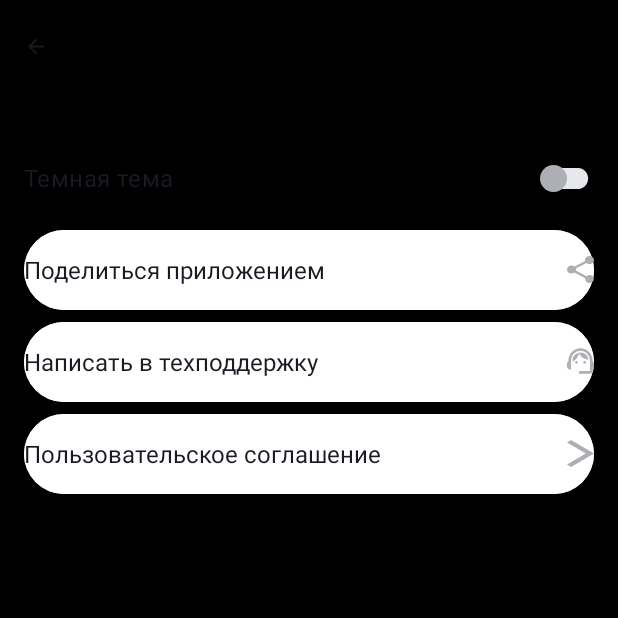
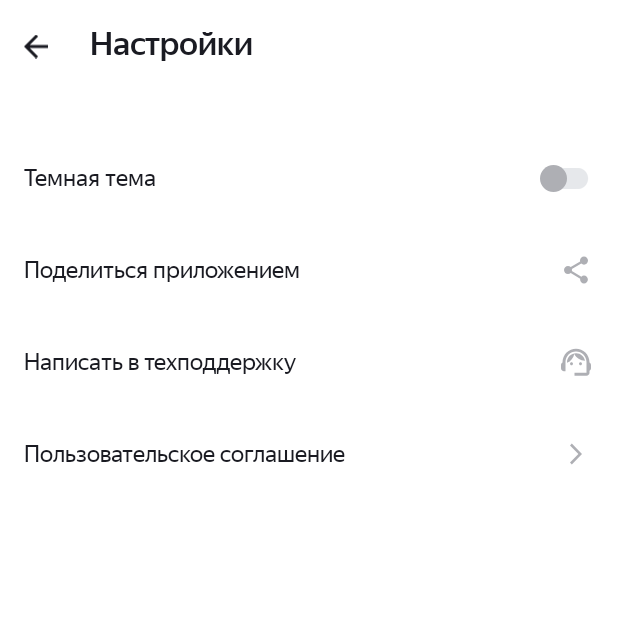
Before and after one commit to Mishhard/PlaylistMaker2, an Android app: the SettingsActivity screen opened directly, with no data from a screen before it, on a phone screen of 412 x 824 dp, the top half of it. Run offline under Robolectric (Android 15) with nearby library versions, the phone set to English and light mode, and no system bars.

```diff
--- a/app/src/main/AndroidManifest.xml
+++ b/app/src/main/AndroidManifest.xml
@@ -10,12 +10,11 @@
         android:label="@string/app_name"
         android:roundIcon="@mipmap/ic_launcher_round"
         android:supportsRtl="true"
-        android:theme="@style/Base.Theme.PlaylistMaker"
-        tools:targetApi="31">
+        tools:targetApi="31"
+        android:theme="@style/AppTheme">
         <activity
             android:name=".SettingsActivity"
             android:exported="false"
-            android:theme="@style/Settings.Theme.PlaylistMaker"
             />
         <activity
             android:name=".SearchActivity"
--- a/app/src/main/res/drawable/back.xml
+++ b/app/src/main/res/drawable/back.xml
@@ -1,13 +1,9 @@
 <vector xmlns:android="http://schemas.android.com/apk/res/android"
-    android:width="24dp"
-    android:height="24dp"
-    android:viewportWidth="24"
-    android:viewportHeight="24">
-  <group>
-    <clip-path
-        android:pathData="M0,0h24v24h-24z"/>
-    <path
-        android:pathData="M20,11H7.83L13.42,5.41L12,4L4,12L12,20L13.41,18.59L7.83,13H20V11Z"
-        android:fillColor="#1A1B22"/>
-  </group>
+    android:width="16dp"
+    android:height="16dp"
+    android:viewportWidth="16"
+    android:viewportHeight="16">
+  <path
+      android:pathData="M16,7H3.83L9.42,1.41L8,0L0,8L8,16L9.41,14.59L3.83,9H16V7Z"
+      android:fillColor="#1A1B22"/>
 </vector>
--- a/app/src/main/res/drawable/group.xml
+++ b/app/src/main/res/drawable/group.xml
@@ -1,18 +1,18 @@
 <vector xmlns:android="http://schemas.android.com/apk/res/android"
-    android:width="20dp"
-    android:height="19dp"
-    android:viewportWidth="20"
-    android:viewportHeight="19">
+    android:width="24dp"
+    android:height="24dp"
+    android:viewportWidth="24"
+    android:viewportHeight="24">
   <path
-      android:pathData="M19,9.32C19,3.83 14.74,0.1 10,0.1C5.31,0.1 1,3.75 1,9.38C0.4,9.72 0,10.36 0,11.1V13.1C0,14.2 0.9,15.1 2,15.1H3V9C3,5.13 6.13,2 10,2C13.87,2 17,5.13 17,9V16.1H9V18.1H17C18.1,18.1 19,17.2 19,16.1V14.88C19.59,14.57 20,13.96 20,13.24V10.94C20,10.24 19.59,9.63 19,9.32Z"
+      android:pathData="M21,12.32C21,6.83 16.74,3.1 12,3.1C7.31,3.1 3,6.75 3,12.38C2.4,12.72 2,13.36 2,14.1V16.1C2,17.2 2.9,18.1 4,18.1H5V12C5,8.13 8.13,5 12,5C15.87,5 19,8.13 19,12V19.1H11V21.1H19C20.1,21.1 21,20.2 21,19.1V17.88C21.59,17.57 22,16.96 22,16.24V13.94C22,13.24 21.59,12.63 21,12.32Z"
       android:fillColor="#AEAFB4"/>
   <path
-      android:pathData="M7,11.1C7.552,11.1 8,10.652 8,10.1C8,9.548 7.552,9.1 7,9.1C6.448,9.1 6,9.548 6,10.1C6,10.652 6.448,11.1 7,11.1Z"
+      android:pathData="M9,14.1C9.552,14.1 10,13.652 10,13.1C10,12.548 9.552,12.1 9,12.1C8.448,12.1 8,12.548 8,13.1C8,13.652 8.448,14.1 9,14.1Z"
       android:fillColor="#AEAFB4"/>
   <path
-      android:pathData="M13,11.1C13.552,11.1 14,10.652 14,10.1C14,9.548 13.552,9.1 13,9.1C12.448,9.1 12,9.548 12,10.1C12,10.652 12.448,11.1 13,11.1Z"
+      android:pathData="M15,14.1C15.552,14.1 16,13.652 16,13.1C16,12.548 15.552,12.1 15,12.1C14.448,12.1 14,12.548 14,13.1C14,13.652 14.448,14.1 15,14.1Z"
       android:fillColor="#AEAFB4"/>
   <path
-      android:pathData="M16,8.13C15.52,5.28 13.04,3.1 10.05,3.1C7.02,3.1 3.76,5.61 4.02,9.55C6.49,8.54 8.35,6.34 8.88,3.66C10.19,6.29 12.88,8.1 16,8.13Z"
+      android:pathData="M18,11.13C17.52,8.28 15.04,6.1 12.05,6.1C9.02,6.1 5.76,8.61 6.02,12.55C8.49,11.54 10.35,9.34 10.88,6.66C12.19,9.29 14.88,11.1 18,11.13Z"
       android:fillColor="#AEAFB4"/>
 </vector>
--- a/app/src/main/res/drawable/share.xml
+++ b/app/src/main/res/drawable/share.xml
@@ -1,9 +1,9 @@
 <vector xmlns:android="http://schemas.android.com/apk/res/android"
-    android:width="16dp"
-    android:height="18dp"
-    android:viewportWidth="16"
-    android:viewportHeight="18">
+    android:width="24dp"
+    android:height="24dp"
+    android:viewportWidth="24"
+    android:viewportHeight="24">
   <path
-      android:pathData="M13.333,12.723C12.658,12.723 12.053,12.994 11.591,13.419L5.253,9.669C5.298,9.461 5.333,9.253 5.333,9.036C5.333,8.819 5.298,8.611 5.253,8.404L11.52,4.69C12,5.142 12.631,5.422 13.333,5.422C14.809,5.422 16,4.211 16,2.711C16,1.211 14.809,0 13.333,0C11.858,0 10.667,1.211 10.667,2.711C10.667,2.928 10.702,3.136 10.747,3.343L4.48,7.057C4,6.605 3.369,6.325 2.667,6.325C1.191,6.325 0,7.536 0,9.036C0,10.536 1.191,11.747 2.667,11.747C3.369,11.747 4,11.467 4.48,11.015L10.809,14.774C10.764,14.964 10.738,15.163 10.738,15.361C10.738,16.816 11.902,18 13.333,18C14.764,18 15.929,16.816 15.929,15.361C15.929,13.907 14.764,12.723 13.333,12.723Z"
+      android:pathData="M17.333,15.723C16.658,15.723 16.053,15.994 15.591,16.419L9.253,12.669C9.298,12.461 9.333,12.253 9.333,12.036C9.333,11.819 9.298,11.611 9.253,11.404L15.52,7.69C16,8.142 16.631,8.422 17.333,8.422C18.809,8.422 20,7.211 20,5.711C20,4.211 18.809,3 17.333,3C15.858,3 14.667,4.211 14.667,5.711C14.667,5.928 14.702,6.136 14.747,6.343L8.48,10.057C8,9.605 7.369,9.325 6.667,9.325C5.191,9.325 4,10.536 4,12.036C4,13.536 5.191,14.747 6.667,14.747C7.369,14.747 8,14.467 8.48,14.015L14.809,17.774C14.764,17.964 14.738,18.163 14.738,18.361C14.738,19.816 15.902,21 17.333,21C18.764,21 19.929,19.816 19.929,18.361C19.929,16.907 18.764,15.723 17.333,15.723Z"
       android:fillColor="#AEAFB4"/>
 </vector>
--- a/app/src/main/res/drawable/vector.xml
+++ b/app/src/main/res/drawable/vector.xml
@@ -1,9 +1,9 @@
 <vector xmlns:android="http://schemas.android.com/apk/res/android"
-    android:width="8dp"
-    android:height="14dp"
-    android:viewportWidth="8"
-    android:viewportHeight="14">
+    android:width="24dp"
+    android:height="24dp"
+    android:viewportWidth="24"
+    android:viewportHeight="24">
   <path
-      android:pathData="M0,12.748L1.213,14L8,7L1.213,0L0,1.252L5.573,7L0,12.748Z"
+      android:pathData="M8,17.749L9.213,19L16,12L9.213,5L8,6.252L13.573,12L8,17.749Z"
       android:fillColor="#AEAFB4"/>
 </vector>
--- a/app/src/main/res/layout/activity_main.xml
+++ b/app/src/main/res/layout/activity_main.xml
@@ -1,7 +1,8 @@
 <?xml version="1.0" encoding="utf-8"?>
-<LinearLayout xmlns:android="http://schemas.android.com/apk/res/android"
+<LinearLayout
+    xmlns:android="http://schemas.android.com/apk/res/android"
     xmlns:app="http://schemas.android.com/apk/res-auto"
-    android:background="@color/light_blue"
+    android:background="?attr/mainBackgroundColor"
     style="@style/LinearLayout">
 
     <FrameLayout
@@ -29,24 +30,21 @@
         android:layout_height="match_parent"
         android:orientation="vertical">
 
-        <Button
+        <com.google.android.material.button.MaterialButton
             android:id="@+id/searchButton"
             android:text="@string/search"
             app:icon="@drawable/search"
             style="@style/MainButton" />
-
-        <Button
+        <com.google.android.material.button.MaterialButton
             android:id="@+id/libraryButton"
             android:text="@string/media_library"
             app:icon="@drawable/library"
             style="@style/MainButton" />
 
-        <Button
+        <com.google.android.material.button.MaterialButton
             android:id="@+id/settingsButton"
             android:text="@string/settings"
             app:icon="@drawable/settings"
             style="@style/MainButton" />
     </LinearLayout>
-
-
 </LinearLayout>
--- a/app/src/main/res/layout/activity_settings.xml
+++ b/app/src/main/res/layout/activity_settings.xml
@@ -1,13 +1,13 @@
 <?xml version="1.0" encoding="utf-8"?>
-<LinearLayout xmlns:android="http://schemas.android.com/apk/res/android"
+<LinearLayout
+    xmlns:android="http://schemas.android.com/apk/res/android"
     xmlns:app="http://schemas.android.com/apk/res-auto"
-    xmlns:tools="http://schemas.android.com/tools"
+    android:background="?attr/settingsBackgroundColor"
     style="@style/LinearLayout">
 
     <FrameLayout
         android:layout_width="match_parent"
-        android:layout_height="wrap_content"
-        >
+        android:layout_height="wrap_content">
 
         <LinearLayout
             android:layout_width="match_parent"
@@ -19,12 +19,14 @@
                 android:layout_width="@dimen/navigation_icon"
                 android:layout_height="match_parent"
                 android:layout_marginEnd="28dp"
-                android:src="@drawable/back" />
+                android:src="@drawable/back"
+                app:tint="?attr/primaryIconTint" />
+
             <TextView
                 android:layout_width="wrap_content"
                 android:layout_height="match_parent"
                 android:text="@string/settings"
-                android:textColor="@color/black"
+                android:textColor="?attr/primaryTextColor"
                 style="@style/TextView" />
         </LinearLayout>
 
@@ -38,32 +40,29 @@
         <androidx.appcompat.widget.SwitchCompat
             android:layout_width="match_parent"
             android:layout_height="@dimen/settings_button"
-            android:backgroundTint="@color/white"
+            android:backgroundTint="?attr/mainBackgroundColor"
             android:text="@string/dark_theme"
-            android:textColor="@color/dark_gray"
+            android:textColor="?attr/primaryTextColor"
+            app:thumbTint="@color/light_gray"
+            app:trackTint="@color/track_light_gray"
+            android:fontFamily="@font/ys_display_regular"
             android:textSize="@dimen/settings_list_font_size"
             android:thumb="@drawable/knob"
-            android:track="@drawable/track"
-            app:thumbTint="@color/light_gray"
-            app:trackTint="@color/track_light_gray"
-            tools:ignore="UseSwitchCompatOrMaterialXml" />
+            android:track="@drawable/track"/>
 
-        <Button
+        <com.google.android.material.button.MaterialButton
             style="@style/SettingsButton"
             android:text="@string/share_app"
             app:icon="@drawable/share" />
 
-        <Button
+        <com.google.android.material.button.MaterialButton
             style="@style/SettingsButton"
             android:text="@string/support"
             app:icon="@drawable/group" />
 
-        <Button
+        <com.google.android.material.button.MaterialButton
             style="@style/SettingsButton"
             android:text="@string/user_terms"
             app:icon="@drawable/vector" />
-
     </LinearLayout>
-
-
 </LinearLayout>
--- a/app/src/main/res/values-night/colors.xml
+++ b/app/src/main/res/values-night/colors.xml
@@ -1,4 +1,5 @@
 <?xml version="1.0" encoding="utf-8"?>
 <resources>
     <color name="light_blue">#1A1B22</color>
+    <color name="light_gray">#FFFFFF</color>
 </resources>
--- a/app/src/main/res/values-night/themes.xml
+++ b/app/src/main/res/values-night/themes.xml
@@ -1,14 +1,9 @@
 <resources xmlns:tools="http://schemas.android.com/tools">
-    <!-- Base application theme. -->
-    <style name="Base.Theme.PlaylistMaker" parent="Theme.Material3.DayNight.NoActionBar">
-        <item name="android:background">@color/dark_gray</item>
-    </style>
+    <style name="AppTheme" parent="Theme.MaterialComponents.DayNight.NoActionBar">
+        <item name="mainBackgroundColor">@color/dark_gray</item>
+        <item name="settingsBackgroundColor">@color/dark_gray</item>
 
-    <style name="Settings.Theme.PlaylistMaker" parent="Theme.Material3.DayNight.NoActionBar">
-        <item name="android:background">@color/dark_gray</item>
-        <item name="android:textColor">@color/white</item>
-        <item name="iconTint">@color/white</item>
-        <item name="android:backgroundTint">@color/dark_gray</item>
-
+        <item name="primaryTextColor">@color/white</item>
+        <item name="primaryIconTint">@color/white</item>
     </style>
 </resources>
--- /dev/null
+++ b/app/src/main/res/values/attrs.xml
@@ -0,0 +1,9 @@
+<?xml version="1.0" encoding="utf-8"?>
+<resources>
+    <declare-styleable name="AppTheme">
+        <attr name="mainBackgroundColor" format="color" />
+        <attr name="settingsBackgroundColor" format="color" />
+        <attr name="primaryTextColor" format="color" />
+        <attr name="primaryIconTint" format="color" />
+    </declare-styleable>
+</resources>
--- a/app/src/main/res/values/diemens.xml
+++ b/app/src/main/res/values/diemens.xml
@@ -10,6 +10,6 @@
     <dimen name="settings_button_padding_left">0dp</dimen>
     <dimen name="settings_button_padding_right">0dp</dimen>
     <dimen name="settings_button_letter_spacing">0</dimen>
-    <dimen name="settings_icon_size">18dp</dimen>
+    <dimen name="settings_icon_size">24dp</dimen>
 
 </resources>
--- a/app/src/main/res/values/style.xml
+++ b/app/src/main/res/values/style.xml
@@ -21,22 +21,21 @@
         <item name="android:layout_height">match_parent</item>
         <item name="android:orientation">vertical</item>
         <item name="android:padding">@dimen/main_padding</item>
-        <item name="android:background">@color/white</item>
+        <item name="android:background">?attr/mainBackgroundColor</item>
     </style>
-
 
     <style name="SettingsButton">
         <item name="android:layout_width">match_parent</item>
         <item name="android:layout_height">@dimen/settings_button</item>
-        <item name="android:fontFamily">sans-serif</item>
-        <item name="android:backgroundTint">@color/white</item>
+        <item name="android:fontFamily">@font/ys_display_regular</item>
+        <item name="android:backgroundTint">?attr/settingsBackgroundColor</item>
         <item name="android:gravity">start|center_vertical</item>
         <item name="android:paddingStart">@dimen/settings_button_padding_left</item>
         <item name="android:paddingEnd">@dimen/settings_button_padding_right</item>
         <item name="android:stateListAnimator">@null</item>
         <item name="android:letterSpacing">@dimen/settings_button_letter_spacing</item>
         <item name="android:textAllCaps">false</item>
-        <item name="android:textColor">@color/dark_gray</item>
+        <item name="android:textColor">?attr/primaryTextColor</item>
         <item name="android:textSize">@dimen/settings_list_font_size</item>
         <item name="iconTint">@color/light_gray</item>
         <item name="iconGravity">end</item>
@@ -47,5 +46,6 @@
         <item name="android:layout_gravity">start</item>
         <item name="android:textSize">@dimen/window_title</item>
         <item name="android:fontFamily">@font/ys_display_medium</item>
+        <item name="android:textColor">?attr/primaryTextColor</item>
     </style>
 </resources>
--- a/app/src/main/res/values/themes.xml
+++ b/app/src/main/res/values/themes.xml
@@ -1,15 +1,9 @@
 <resources xmlns:tools="http://schemas.android.com/tools">
-    <!-- Base application theme. -->
-    <style name="Base.Theme.PlaylistMaker" parent="Theme.Material3.DayNight.NoActionBar">
+    <style name="AppTheme" parent="Theme.MaterialComponents.DayNight.NoActionBar">
+        <item name="mainBackgroundColor">@color/light_blue</item>
+        <item name="settingsBackgroundColor">@color/white</item>
 
-
-    </style>
-
-    <style name="Settings.Theme.PlaylistMaker" parent="Theme.Material3.DayNight.NoActionBar">
-
-        <item name="android:backgroundTint">@color/black</item>
-        <item name="android:background">@color/black</item>
-
-
+        <item name="primaryTextColor">@color/dark_gray</item>
+        <item name="primaryIconTint">@color/dark_gray</item>
     </style>
 </resources>
```
